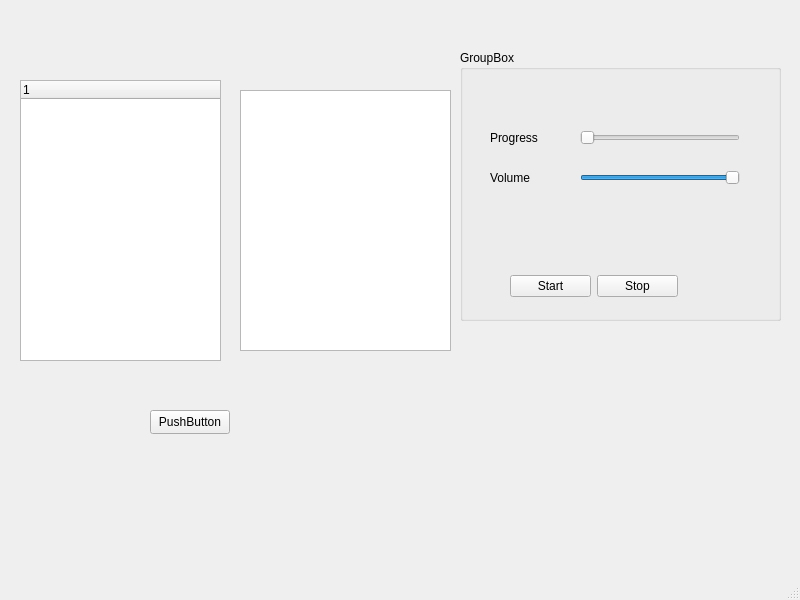
Old version of the form player_window.ui in the repository hjnowakowski/music-player.
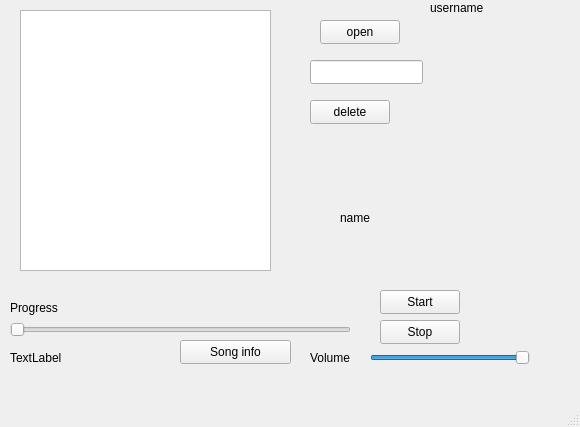
New version of the form.

Commit message: Działa podstawowy player, można przeciągnąć piosenkę i ją włączyć, można się zalogować i po naciśnięciu login przejść do playera

The edit to the form file:
```diff
--- a/player_window.ui
+++ b/player_window.ui
@@ -6,44 +6,126 @@
    <rect>
     <x>0</x>
     <y>0</y>
-    <width>800</width>
-    <height>600</height>
+    <width>580</width>
+    <height>427</height>
    </rect>
   </property>
   <property name="windowTitle">
    <string>MainWindow</string>
   </property>
   <widget class="QWidget" name="centralwidget">
-   <widget class="QGroupBox" name="groupBox">
+   <widget class="QLabel" name="label_3">
     <property name="geometry">
      <rect>
-      <x>460</x>
-      <y>50</y>
-      <width>321</width>
-      <height>271</height>
+      <x>10</x>
+      <y>350</y>
+      <width>241</width>
+      <height>16</height>
      </rect>
     </property>
-    <property name="title">
-     <string>GroupBox</string>
+    <property name="text">
+     <string>TextLabel</string>
     </property>
+   </widget>
+   <widget class="QListWidget" name="listWidget">
+    <property name="geometry">
+     <rect>
+      <x>20</x>
+      <y>10</y>
+      <width>251</width>
+      <height>261</height>
+     </rect>
+    </property>
+   </widget>
+   <widget class="QLineEdit" name="lineEdit">
+    <property name="geometry">
+     <rect>
+      <x>310</x>
+      <y>60</y>
+      <width>113</width>
+      <height>24</height>
+     </rect>
+    </property>
+   </widget>
+   <widget class="QPushButton" name="pushButton_3">
+    <property name="geometry">
+     <rect>
+      <x>320</x>
+      <y>20</y>
+      <width>80</width>
+      <height>24</height>
+     </rect>
+    </property>
+    <property name="text">
+     <string>open</string>
+    </property>
+   </widget>
+   <widget class="QPushButton" name="pushButton_4">
+    <property name="geometry">
+     <rect>
+      <x>310</x>
+      <y>100</y>
+      <width>80</width>
+      <height>24</height>
+     </rect>
+    </property>
+    <property name="text">
+     <string>delete</string>
+    </property>
+   </widget>
+   <widget class="QLabel" name="label_4">
+    <property name="geometry">
+     <rect>
+      <x>340</x>
+      <y>210</y>
+      <width>60</width>
+      <height>16</height>
+     </rect>
+    </property>
+    <property name="text">
+     <string>name</string>
+    </property>
+   </widget>
     <widget class="QSlider" name="horizontalSlider_progress">
      <property name="geometry">
       <rect>
-       <x>120</x>
-       <y>80</y>
-       <width>160</width>
-       <height>16</height>
-      </rect>
-     </property>
+      <x>10</x>
+      <y>320</y>
+      <width>341</width>
+      <height>20</height>
+     </rect>
+    </property>
+    <property name="mouseTracking">
+     <bool>false</bool>
+    </property>
+    <property name="acceptDrops">
+     <bool>false</bool>
+    </property>
      <property name="orientation">
       <enum>Qt::Horizontal</enum>
+    </property>
+    <property name="invertedAppearance">
+     <bool>false</bool>
+    </property>
+   </widget>
+   <widget class="QLabel" name="label">
+    <property name="geometry">
+     <rect>
+      <x>10</x>
+      <y>300</y>
+      <width>60</width>
+      <height>16</height>
+     </rect>
+    </property>
+    <property name="text">
+     <string>Progress</string>
      </property>
     </widget>
     <widget class="QSlider" name="horizontalSlider_volume">
      <property name="geometry">
       <rect>
-       <x>120</x>
-       <y>120</y>
+      <x>370</x>
+      <y>350</y>
        <width>160</width>
        <height>16</height>
       </rect>
@@ -55,24 +137,11 @@
       <enum>Qt::Horizontal</enum>
      </property>
     </widget>
-    <widget class="QLabel" name="label">
-     <property name="geometry">
-      <rect>
-       <x>30</x>
-       <y>80</y>
-       <width>60</width>
-       <height>16</height>
-      </rect>
-     </property>
-     <property name="text">
-      <string>Progress</string>
-     </property>
-    </widget>
     <widget class="QLabel" name="label_2">
      <property name="geometry">
       <rect>
-       <x>30</x>
-       <y>120</y>
+      <x>310</x>
+      <y>350</y>
        <width>60</width>
        <height>16</height>
       </rect>
@@ -81,72 +150,59 @@
       <string>Volume</string>
      </property>
     </widget>
-    <widget class="QWidget" name="layoutWidget">
-     <property name="geometry">
-      <rect>
-       <x>50</x>
-       <y>223</y>
-       <width>168</width>
-       <height>26</height>
-      </rect>
-     </property>
-     <layout class="QHBoxLayout" name="horizontalLayout">
-      <item>
        <widget class="QPushButton" name="pushButton">
         <property name="enabled">
          <bool>true</bool>
         </property>
+    <property name="geometry">
+     <rect>
+      <x>380</x>
+      <y>290</y>
+      <width>80</width>
+      <height>24</height>
+     </rect>
+    </property>
         <property name="text">
          <string>Start</string>
         </property>
        </widget>
-      </item>
-      <item>
-       <widget class="QPushButton" name="pushButton_2">
+   <widget class="QPushButton" name="pushButton_5">
+    <property name="geometry">
+     <rect>
+      <x>380</x>
+      <y>320</y>
+      <width>80</width>
+      <height>24</height>
+     </rect>
+    </property>
         <property name="text">
          <string>Stop</string>
         </property>
        </widget>
-      </item>
-     </layout>
-    </widget>
-   </widget>
-   <widget class="QListView" name="listView">
+   <widget class="QPushButton" name="pushButton_2">
     <property name="geometry">
      <rect>
-      <x>240</x>
-      <y>90</y>
-      <width>211</width>
-      <height>261</height>
-     </rect>
-    </property>
-   </widget>
-   <widget class="QTreeWidget" name="treeWidget">
-    <property name="geometry">
-     <rect>
-      <x>20</x>
-      <y>80</y>
-      <width>201</width>
-      <height>281</height>
-     </rect>
-    </property>
-    <column>
-     <property name="text">
-      <string notr="true">1</string>
-     </property>
-    </column>
-   </widget>
-   <widget class="QPushButton" name="pushButton_3">
-    <property name="geometry">
-     <rect>
-      <x>150</x>
-      <y>410</y>
-      <width>80</width>
+      <x>180</x>
+      <y>340</y>
+      <width>111</width>
       <height>24</height>
      </rect>
     </property>
     <property name="text">
-     <string>PushButton</string>
+     <string>Song info</string>
+    </property>
+   </widget>
+   <widget class="QLabel" name="label_username">
+    <property name="geometry">
+     <rect>
+      <x>430</x>
+      <y>0</y>
+      <width>141</width>
+      <height>16</height>
+     </rect>
+    </property>
+    <property name="text">
+     <string>username</string>
     </property>
    </widget>
   </widget>
```
Left out of the diff: 4 changed lines with no effect on the pictures. Lines whose indentation alone changed are shown as unchanged. The commit also changes 162 other files.
